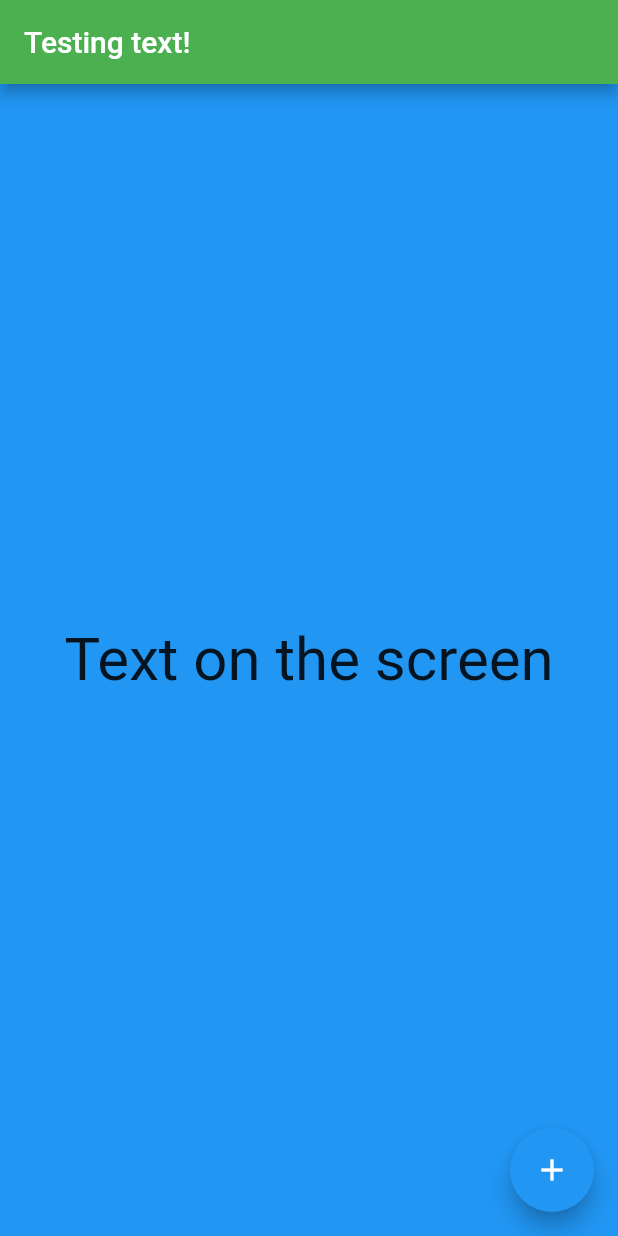
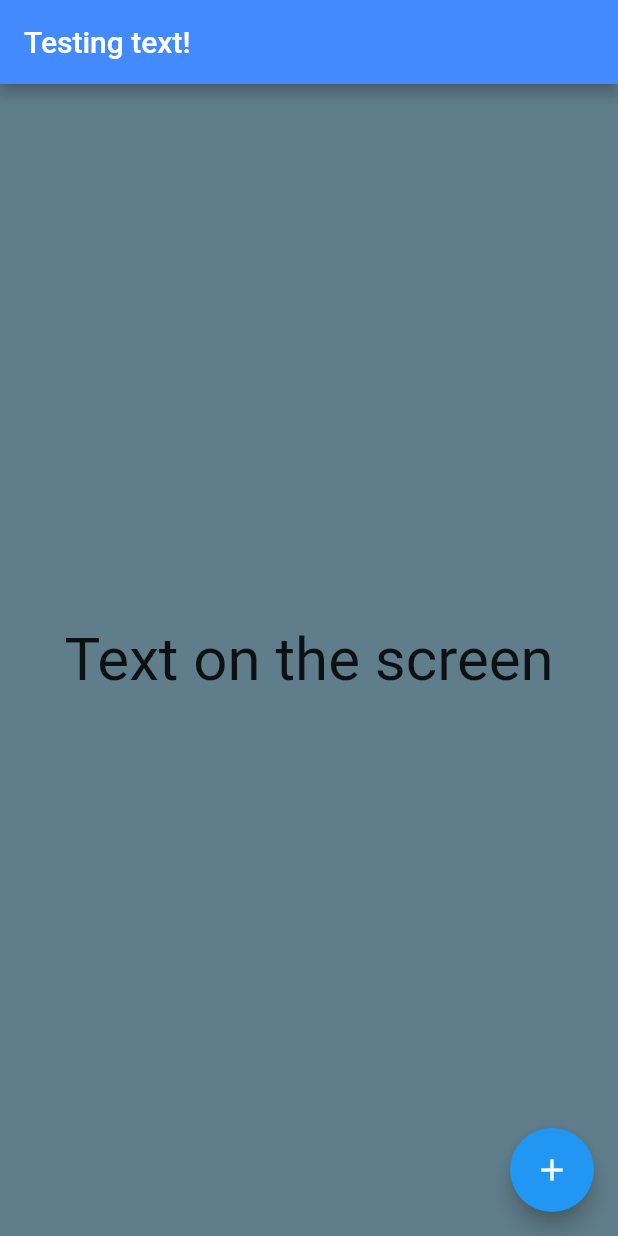
Before and after one commit to JustSomeStudent/ChatApp, a Flutter app: the screen it shows after launch, on a phone screen of 412 x 824 dp. Run offline on Flutter 3.47's test engine with Material 2 defaults, Android fonts, the phone set to English and light mode, and no system bars.

Commit message:
Pakeičiau fono spalva i pilką ir APPBar spalvą į mėlyną.

```diff
--- a/lib/main.dart
+++ b/lib/main.dart
@@ -12,11 +12,11 @@ class MyApp extends StatelessWidget {
     return MaterialApp(
       home: Scaffold (
         appBar: AppBar(
-          backgroundColor: Colors.green,
+          backgroundColor: Colors.blueAccent,
           title: const Text ('Testing text!'),
         ),
 
-        backgroundColor: Colors.blue,
+        backgroundColor: Colors.blueGrey,
 
         floatingActionButton: FloatingActionButton(
           child: const Icon(Icons.add),
@@ -30,6 +30,7 @@ class MyApp extends StatelessWidget {
           ),
         ),
 
+
       ),
     );
   }
```
